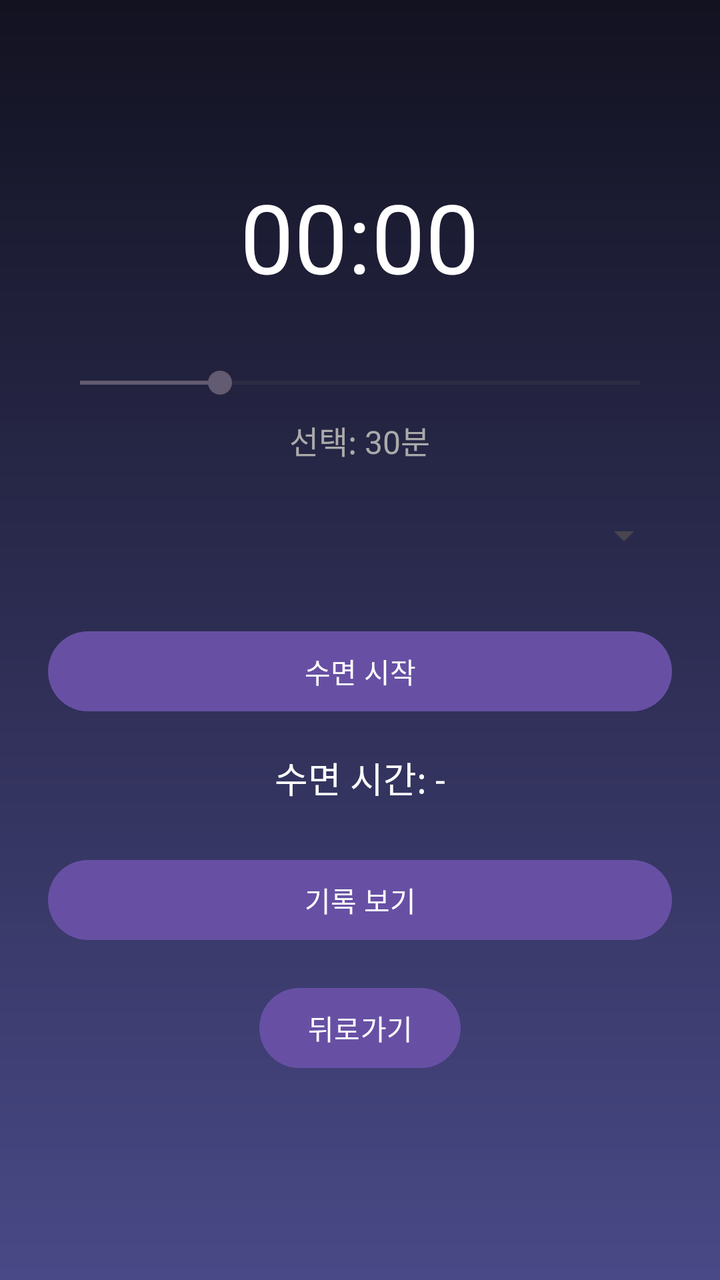
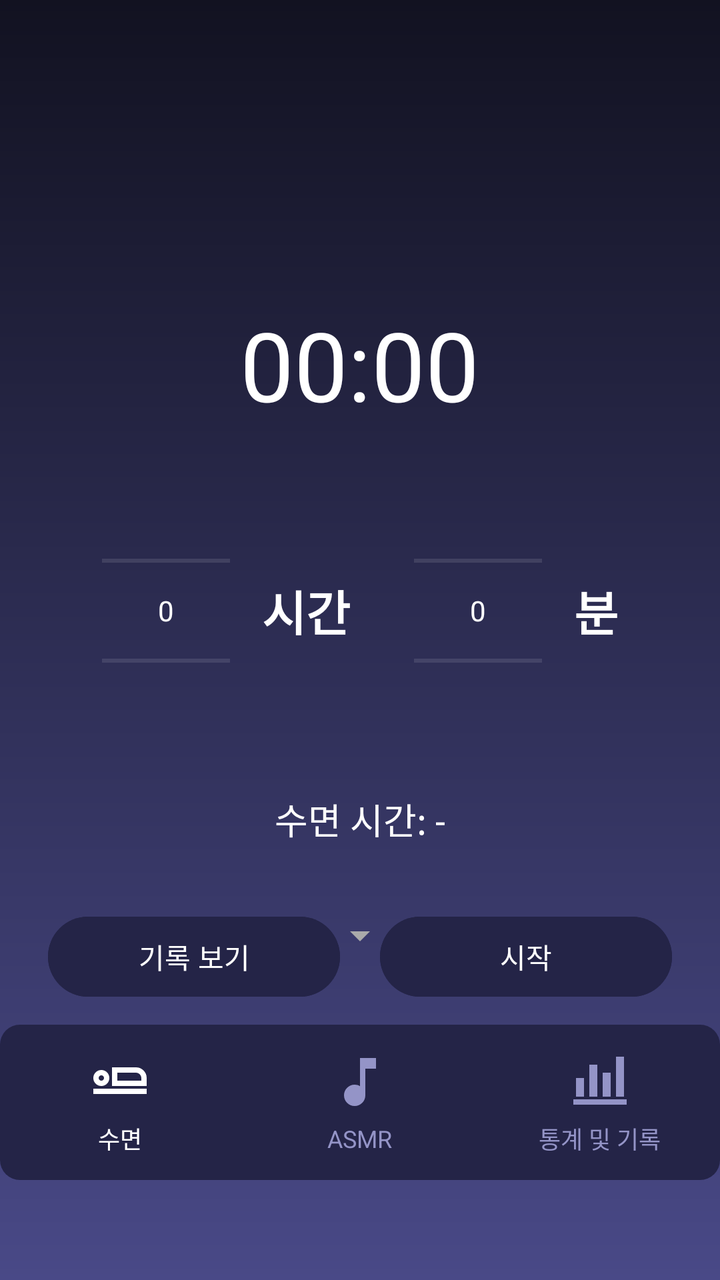

The first picture is an Android layout as it rendered before a commit; the second is the same layout after the commit. The layout source and the unified diff follow.
<!-- AndroidManifest.xml: application theme Theme.DreamTraker -->
<!-- res/layout/activity_sleep_timer.xml -->
<?xml version="1.0" encoding="utf-8"?>
<LinearLayout xmlns:android="http://schemas.android.com/apk/res/android"
    android:layout_width="match_parent"
    android:layout_height="match_parent"
    android:background="@drawable/background_gradient"
    android:gravity="center"
    android:orientation="vertical"
    android:padding="24dp">

    <TextView
        android:id="@+id/tvTimer"
        android:layout_width="wrap_content"
        android:layout_height="wrap_content"
        android:layout_marginBottom="32dp"
        android:text="00:00"
        android:textColor="#FFFFFF"
        android:textSize="48sp" />

    <SeekBar
        android:id="@+id/seekBarTime"
        android:layout_width="match_parent"
        android:layout_height="wrap_content"
        android:max="120"
        android:progress="30" />

    <TextView
        android:id="@+id/tvSelectedTime"
        android:layout_width="wrap_content"
        android:layout_height="wrap_content"
        android:layout_marginTop="8dp"
        android:text="선택: 30분"
        android:textColor="#AAAAAA"
        android:textSize="16sp" />

    <Spinner
        android:id="@+id/spinnerSound"
        android:layout_width="match_parent"
        android:layout_height="wrap_content"
        android:textColor="#AAAAAA"
        android:layout_marginTop="24dp" />

    <Button
        android:id="@+id/btnStart"
        android:layout_width="match_parent"
        android:layout_height="wrap_content"
        android:layout_marginTop="32dp"
        android:text="수면 시작" />


    <TextView
        android:id="@+id/tvSleepDuration"
        android:layout_width="wrap_content"
        android:layout_height="wrap_content"
        android:layout_marginTop="16dp"
        android:text="수면 시간: -"
        android:textColor="#FFFFFF"
        android:textSize="18sp" />

    <Button
        android:id="@+id/btnViewHistory"
        android:layout_width="match_parent"
        android:layout_height="wrap_content"
        android:layout_marginTop="24dp"
        android:text="기록 보기" />

    <Button
        android:id="@+id/btnBack"
        android:layout_width="wrap_content"
        android:layout_height="wrap_content"
        android:layout_alignParentStart="true"
        android:layout_alignParentTop="true"
        android:layout_margin="16dp"
        android:text="뒤로가기" />


</LinearLayout>
<!-- resources referenced by this layout -->
<resources>
  <!-- drawable background_gradient (drawable) -->
  <?xml version="1.0" encoding="utf-8"?>
  <shape xmlns:android="http://schemas.android.com/apk/res/android"
      android:shape="rectangle">
  
      <gradient
          android:angle="270"
          android:startColor="#121221"
          android:endColor="#494987"
          android:type="linear" />
  
  </shape>
  <style name="Theme.DreamTraker" parent="Base.Theme.DreamTraker" />
  <style name="Base.Theme.DreamTraker" parent="Theme.Material3.DayNight.NoActionBar">
          
          
      </style>
</resources>

<!-- the commit's change to res/layout/activity_sleep_timer.xml (unified diff, before → after) -->
@@ -1,76 +1,208 @@
 <?xml version="1.0" encoding="utf-8"?>
-<LinearLayout xmlns:android="http://schemas.android.com/apk/res/android"
+<RelativeLayout xmlns:android="http://schemas.android.com/apk/res/android"
+    xmlns:app="http://schemas.android.com/apk/res-auto"
     android:layout_width="match_parent"
     android:layout_height="match_parent"
     android:background="@drawable/background_gradient"
-    android:gravity="center"
-    android:orientation="vertical"
-    android:padding="24dp">
-
-    <TextView
-        android:id="@+id/tvTimer"
-        android:layout_width="wrap_content"
-        android:layout_height="wrap_content"
-        android:layout_marginBottom="32dp"
-        android:text="00:00"
-        android:textColor="#FFFFFF"
-        android:textSize="48sp" />
-
-    <SeekBar
-        android:id="@+id/seekBarTime"
+    android:padding="0dp">
+
+    <LinearLayout
+        android:id="@+id/top_content_layout"
         android:layout_width="match_parent"
         android:layout_height="wrap_content"
-        android:max="120"
-        android:progress="30" />
-
-    <TextView
-        android:id="@+id/tvSelectedTime"
-        android:layout_width="wrap_content"
-        android:layout_height="wrap_content"
-        android:layout_marginTop="8dp"
-        android:text="선택: 30분"
-        android:textColor="#AAAAAA"
-        android:textSize="16sp" />
-
-    <Spinner
-        android:id="@+id/spinnerSound"
+        android:orientation="vertical"
+        android:gravity="center_horizontal"
+        android:paddingTop="24dp"
+        android:paddingStart="24dp"
+        android:paddingEnd="24dp"
+        android:layout_marginTop="50dp">
+
+        <TextView
+            android:id="@+id/tvTimer"
+            android:layout_width="wrap_content"
+            android:layout_height="wrap_content"
+            android:layout_marginTop="76sp"
+            android:text="00:00"
+            android:textColor="#FFFFFF"
+            android:textSize="48sp" />
+
+        <LinearLayout
+            android:layout_width="wrap_content"
+            android:layout_height="wrap_content"
+            android:orientation="horizontal"
+            android:gravity="center"
+            android:layout_marginTop="16dp">
+
+            <NumberPicker
+                android:id="@+id/npHour"
+                android:layout_width="wrap_content"
+                android:layout_height="150dp"
+                android:theme="@style/NumberPickerStyle"
+                android:layout_marginEnd="16dp" />
+
+            <TextView
+                android:layout_width="wrap_content"
+                android:layout_height="wrap_content"
+                android:text="시간"
+                android:textColor="#FFFFFF"
+                android:textSize="24sp"
+                android:textStyle="bold"
+                android:layout_marginEnd="16dp" />
+
+            <NumberPicker
+                android:id="@+id/npMinute"
+                android:layout_width="wrap_content"
+                android:layout_height="150dp"
+                android:theme="@style/NumberPickerStyle"
+                android:layout_marginStart="16dp" />
+
+            <TextView
+                android:layout_width="wrap_content"
+                android:layout_height="wrap_content"
+                android:text="분"
+                android:textColor="#FFFFFF"
+                android:textSize="24sp"
+                android:textStyle="bold"
+                android:layout_marginStart="16dp" />
+
+        </LinearLayout>
+
+        <TextView
+            android:id="@+id/tvSleepDuration"
+            android:layout_width="wrap_content"
+            android:layout_height="wrap_content"
+            android:layout_marginTop="16dp"
+            android:text="수면 시간: -"
+            android:textColor="#FFFFFF"
+            android:textSize="18sp" />
+
+        <Spinner
+            android:id="@+id/spinnerSound"
+            android:layout_width="wrap_content"
+            android:layout_height="50sp"
+            android:layout_marginTop="20sp"
+            android:backgroundTint="#AAAAAA" />
+
+    </LinearLayout>
+
+    <LinearLayout
+        android:id="@+id/button_layout"
         android:layout_width="match_parent"
         android:layout_height="wrap_content"
-        android:textColor="#AAAAAA"
-        android:layout_marginTop="24dp" />
-
-    <Button
-        android:id="@+id/btnStart"
+        android:orientation="horizontal"
+        android:gravity="center"
+        android:layout_above="@id/bottom_navigation_bar"
+        android:layout_marginBottom="10dp"
+        android:paddingStart="24dp"
+        android:paddingEnd="24dp">
+
+        <Button
+            android:id="@+id/btnViewHistory"
+            android:layout_width="0dp"
+            android:layout_height="wrap_content"
+            android:layout_weight="1"
+            android:text="기록 보기"
+            android:backgroundTint="#242447"
+            android:textColor="#FFFFFF"
+            android:layout_marginEnd="10dp" />
+
+        <Button
+            android:id="@+id/btnStart"
+            android:layout_width="0dp"
+            android:layout_height="wrap_content"
+            android:layout_weight="1"
+            android:text="시작"
+            android:backgroundTint="#242447"
+            android:textColor="#FFFFFF"
+            android:layout_marginStart="10dp" />
+
+    </LinearLayout>
+
+    <LinearLayout
+        android:id="@+id/bottom_navigation_bar"
         android:layout_width="match_parent"
         android:layout_height="wrap_content"
-        android:layout_marginTop="32dp"
-        android:text="수면 시작" />
-
-
-    <TextView
-        android:id="@+id/tvSleepDuration"
-        android:layout_width="wrap_content"
-        android:layout_height="wrap_content"
-        android:layout_marginTop="16dp"
-        android:text="수면 시간: -"
-        android:textColor="#FFFFFF"
-        android:textSize="18sp" />
-
-    <Button
-        android:id="@+id/btnViewHistory"
-        android:layout_width="match_parent"
-        android:layout_height="wrap_content"
-        android:layout_marginTop="24dp"
-        android:text="기록 보기" />
-
-    <Button
-        android:id="@+id/btnBack"
-        android:layout_width="wrap_content"
-        android:layout_height="wrap_content"
-        android:layout_alignParentStart="true"
-        android:layout_alignParentTop="true"
-        android:layout_margin="16dp"
-        android:text="뒤로가기" />
-
-
-</LinearLayout>
+        android:orientation="horizontal"
+        android:gravity="center"
+        android:layout_marginBottom="50sp"
+        android:layout_alignParentBottom="true"
+        android:background="@drawable/bottom_nav_background"
+        android:paddingTop="12dp"
+        android:paddingBottom="12dp">
+
+        <LinearLayout
+            android:layout_width="0dp"
+            android:layout_height="wrap_content"
+            android:layout_weight="1"
+            android:orientation="vertical"
+            android:gravity="center"
+            android:layout_marginStart="8dp"
+            android:id="@+id/navSleep"
+            android:layout_marginEnd="8dp">
+
+            <ImageView
+                android:layout_width="32dp"
+                android:layout_height="32dp"
+                android:src="@drawable/sleep"
+                android:contentDescription="수면"
+                app:tint="#FFFFFF" />
+        <TextView
+            android:layout_width="wrap_content"
+            android:layout_height="wrap_content"
+            android:text="수면"
+            android:textColor="#FFFFFF"
+            android:textSize="12sp"
+            android:layout_marginTop="4dp" />
+    </LinearLayout>
+
+        <LinearLayout
+            android:layout_width="0dp"
+            android:layout_height="wrap_content"
+            android:layout_weight="1"
+            android:orientation="vertical"
+            android:gravity="center"
+            android:layout_marginStart="8dp"
+            android:id="@+id/navAsmr"
+            android:layout_marginEnd="8dp">
+            <ImageView
+                android:layout_width="32dp"
+                android:layout_height="32dp"
+                android:src="@drawable/music"
+                android:contentDescription="ASMR"
+                app:tint="#9494C7" />
+            <TextView
+                android:layout_width="wrap_content"
+                android:layout_height="wrap_content"
+                android:text="ASMR"
+                android:textColor="#9494C7"
+                android:textSize="12sp"
+                android:layout_marginTop="4dp" />
+        </LinearLayout>
+
+        <LinearLayout
+            android:layout_width="0dp"
+            android:layout_height="wrap_content"
+            android:layout_weight="1"
+            android:orientation="vertical"
+            android:gravity="center"
+            android:layout_marginStart="8dp"
+            android:id="@+id/navChart"
+            android:layout_marginEnd="8dp">
+            <ImageView
+                android:layout_width="32dp"
+                android:layout_height="32dp"
+                android:src="@drawable/chart"
+                app:tint="#9494C7"
+                android:contentDescription="통계 및 기록" />
+            <TextView
+                android:layout_width="wrap_content"
+                android:layout_height="wrap_content"
+                android:text="통계 및 기록"
+                android:textColor="#9494C7"
+                android:textSize="12sp"
+                android:layout_marginTop="4dp" />
+        </LinearLayout>
+
+    </LinearLayout>
+
+</RelativeLayout>
<!-- resource entries referenced after the edit -->
@@ -12,6 +12,37 @@
           android:type="linear" />
   
   </shape>
+  <!-- drawable bottom_nav_background (drawable) -->
+  <?xml version="1.0" encoding="utf-8"?>
+  <shape xmlns:android="http://schemas.android.com/apk/res/android"
+      android:shape="rectangle">
+      <solid android:color="#242447" />
+      <corners
+          android:topLeftRadius="10dp"  android:topRightRadius="10dp" android:bottomLeftRadius="10dp"
+          android:bottomRightRadius="10dp" />
+  </shape>
+  <!-- drawable chart (drawable) -->
+  <vector xmlns:android="http://schemas.android.com/apk/res/android" android:height="24dp" android:tint="#000000" android:viewportHeight="960" android:viewportWidth="960" android:width="24dp">
+        
+      <path android:fillColor="@android:color/white" android:pathData="M80,840L80,760L880,760L880,840L80,840ZM120,720L120,440L240,440L240,720L120,720ZM320,720L320,240L440,240L440,720L320,720ZM520,720L520,360L640,360L640,720L520,720ZM720,720L720,120L840,120L840,720L720,720Z"/>
+      
+  </vector>
+  <!-- drawable music (drawable) -->
+  <vector xmlns:android="http://schemas.android.com/apk/res/android" android:height="24dp" android:tint="#000000" android:viewportHeight="24" android:viewportWidth="24" android:width="24dp">
+        
+      <path android:fillColor="@android:color/white" android:pathData="M12,3v10.55c-0.59,-0.34 -1.27,-0.55 -2,-0.55 -2.21,0 -4,1.79 -4,4s1.79,4 4,4 4,-1.79 4,-4V7h4V3h-6z"/>
+      
+  </vector>
+  <!-- drawable sleep (drawable) -->
+  <vector xmlns:android="http://schemas.android.com/apk/res/android" android:height="24dp" android:tint="#000000" android:viewportHeight="960" android:viewportWidth="960" android:width="24dp">
+        
+      <path android:fillColor="@android:color/white" android:pathData="M360,560L360,280L720,280Q786,280 833,327Q880,374 880,440L880,560L360,560ZM440,360L440,360Q440,360 440,383.5Q440,407 440,440L440,480L440,480L440,360ZM80,680L80,600L880,600L880,680L80,680ZM200,560Q150,560 115,525Q80,490 80,440Q80,390 115,355Q150,320 200,320Q250,320 285,355Q320,390 320,440Q320,490 285,525Q250,560 200,560ZM200,480Q217,480 228.5,468.5Q240,457 240,440Q240,423 228.5,411.5Q217,400 200,400Q183,400 171.5,411.5Q160,423 160,440Q160,457 171.5,468.5Q183,480 200,480ZM440,480L800,480L800,440Q800,407 776.5,383.5Q753,360 720,360L440,360L440,480ZM200,440Q200,440 200,440Q200,440 200,440Q200,440 200,440Q200,440 200,440Q200,440 200,440Q200,440 200,440Q200,440 200,440Q200,440 200,440Z"/>
+      
+  </vector>
+  <style name="NumberPickerStyle">
+          <item name="android:textColorPrimary">#FFFFFF</item>
+          <item name="android:colorControlNormal">#22FFFFFF</item>
+      </style>
   <style name="Theme.DreamTraker" parent="Base.Theme.DreamTraker" />
   <style name="Base.Theme.DreamTraker" parent="Theme.Material3.DayNight.NoActionBar">
           
